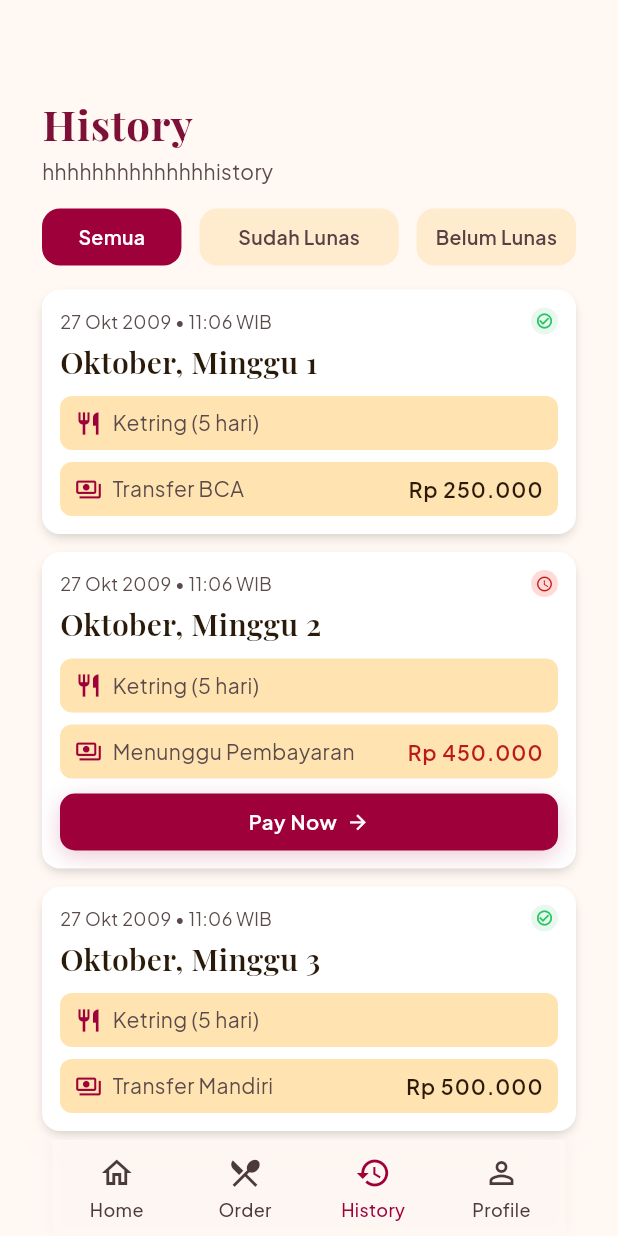
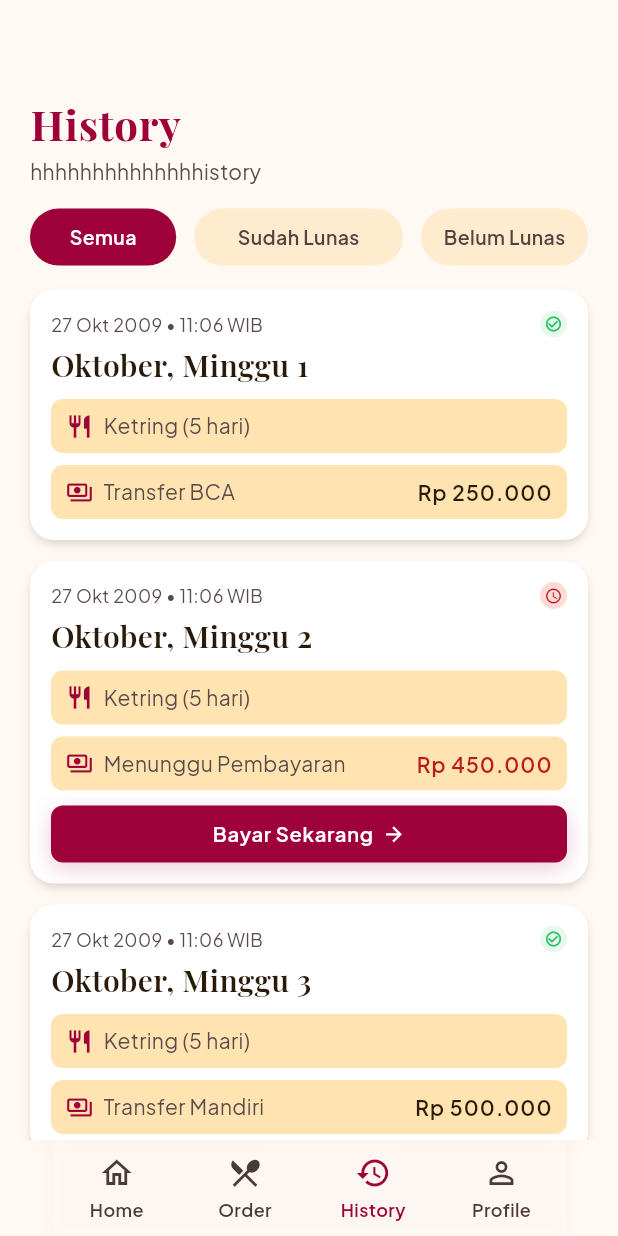
Before and after one commit to Humiiu/dc_multiplatforms, a Flutter app: the HistoryPage screen opened by its route, on a phone screen of 412 x 824 dp. Run offline on Flutter 3.47's test engine with Material 3 defaults, Android fonts, the light colour scheme and no system bars; our stand-ins replace firebase_auth, firebase_core, firebase_database, firebase_storage, flutter_riverpod, go_router and 2 more; accounts and stored records are empty.

Commit message:
seragamkan padding 20dp warna header 9e003a dan polish history figma

```diff
--- a/lib/core/theme.dart
+++ b/lib/core/theme.dart
@@ -243,7 +243,7 @@ class AppShadows {
 class AppTextStyles {
   // Header "WELCOME" / "SELAMAT DATANG" — Playfair Display w700, 28, primaryDark
   static TextStyle get welcome => GoogleFonts.playfairDisplay(
-        color: AppColors.primaryDark,
+        color: AppColors.primary,
         fontSize: 28,
         fontWeight: FontWeight.w700,
         height: 1.29,
@@ -369,16 +369,16 @@ class AppTextStyles {
   // Tab/nav label
   static TextStyle get navLabel => GoogleFonts.plusJakartaSans(
         fontSize: 12,
-        fontWeight: FontWeight.w500,
+        fontWeight: FontWeight.w600,
         height: 1.33,
         color: AppColors.textSecondary,
       );
 
   static TextStyle get navLabelSelected => GoogleFonts.plusJakartaSans(
         fontSize: 12,
-        fontWeight: FontWeight.w500,
+        fontWeight: FontWeight.w600,
         height: 1.33,
-        color: AppColors.primaryDark,
+        color: AppColors.primary,
       );
 
   AppTextStyles._();
--- a/lib/ui/history_page.dart
+++ b/lib/ui/history_page.dart
@@ -29,17 +29,14 @@ class _HistoryPageState extends ConsumerState<HistoryPage> {
       body: SafeArea(
         bottom: false,
         child: ListView(
-          padding: const EdgeInsets.fromLTRB(28, 8, 28, 24),
+          padding: const EdgeInsets.fromLTRB(20, 8, 20, 24),
           children: [
             const DemoTopBar(),
             const SizedBox(height: 8),
             Text(
               'History',
-                    style: AppTextStyles.welcome.copyWith(
-                      color: AppColors.primaryDark,
-                      fontSize: 28,
-                    ),
-                  ),
+              style: AppTextStyles.welcome,
+            ),
                   const SizedBox(height: 4),
                   Text(
                     'hhhhhhhhhhhhhhistory',
@@ -112,7 +109,7 @@ class _HistoryFilters extends StatelessWidget {
               color: Colors.transparent,
               child: InkWell(
                 onTap: () => onSelected(i),
-                borderRadius: BorderRadius.circular(12),
+                borderRadius: BorderRadius.circular(20),
                 child: AnimatedContainer(
                   duration: const Duration(milliseconds: 180),
                   height: 38,
@@ -121,7 +118,7 @@ class _HistoryFilters extends StatelessWidget {
                     color: selected == i
                         ? AppColors.primary
                         : AppColors.chipBackground,
-                    borderRadius: BorderRadius.circular(12),
+                    borderRadius: BorderRadius.circular(20),
                   ),
                   child: Text(
                     labels[i],
@@ -154,16 +151,16 @@ class _HistoryCard extends StatelessWidget {
   @override
   Widget build(BuildContext context) {
     return Container(
-      margin: const EdgeInsets.only(bottom: 12),
+      margin: const EdgeInsets.only(bottom: 14),
       decoration: BoxDecoration(
         color: Colors.white,
-        borderRadius: BorderRadius.circular(AppRadius.md),
+        borderRadius: BorderRadius.circular(16),
         boxShadow: AppShadows.card,
       ),
       child: ClipRRect(
-        borderRadius: BorderRadius.circular(AppRadius.md),
+        borderRadius: BorderRadius.circular(16),
         child: Padding(
-          padding: const EdgeInsets.all(12),
+          padding: const EdgeInsets.all(14),
           child: Column(
             crossAxisAlignment: CrossAxisAlignment.start,
             children: [
@@ -215,11 +212,11 @@ class _HistoryCard extends StatelessWidget {
               if (!order.isPaid) ...[
                 const SizedBox(height: 10),
                 DemoPrimaryButton(
-                  label: 'Pay Now',
+                  label: 'Bayar Sekarang',
                   icon: Icons.arrow_forward,
                   height: 38,
                   fontSize: 13.5,
-                  borderRadius: 10,
+                  borderRadius: 8,
                   onPressed: onPay,
                 ),
               ],
--- a/lib/ui/main_shell.dart
+++ b/lib/ui/main_shell.dart
@@ -124,7 +124,7 @@ class _NavItem extends StatelessWidget {
               label,
               style: AppTextStyles.navLabel.copyWith(
                 color: color,
-                fontWeight: FontWeight.w500,
+                fontWeight: FontWeight.w600,
               ),
             ),
           ],
--- a/lib/ui/order_page.dart
+++ b/lib/ui/order_page.dart
@@ -15,17 +15,14 @@ class OrderPage extends ConsumerWidget {
       body: SafeArea(
         bottom: false,
         child: ListView(
-          padding: const EdgeInsets.fromLTRB(48, 8, 48, 24),
+          padding: const EdgeInsets.fromLTRB(20, 8, 20, 24),
           children: [
             const DemoTopBar(),
             const SizedBox(height: 8),
             Text(
               'Your Order',
-                    style: AppTextStyles.welcome.copyWith(
-                      color: AppColors.primary,
-                      fontSize: 28,
-                    ),
-                  ),
+              style: AppTextStyles.welcome,
+            ),
                   const SizedBox(height: 8),
                   SizedBox(
                     width: 280,
```
Also changed, not shown: 4 other files.
